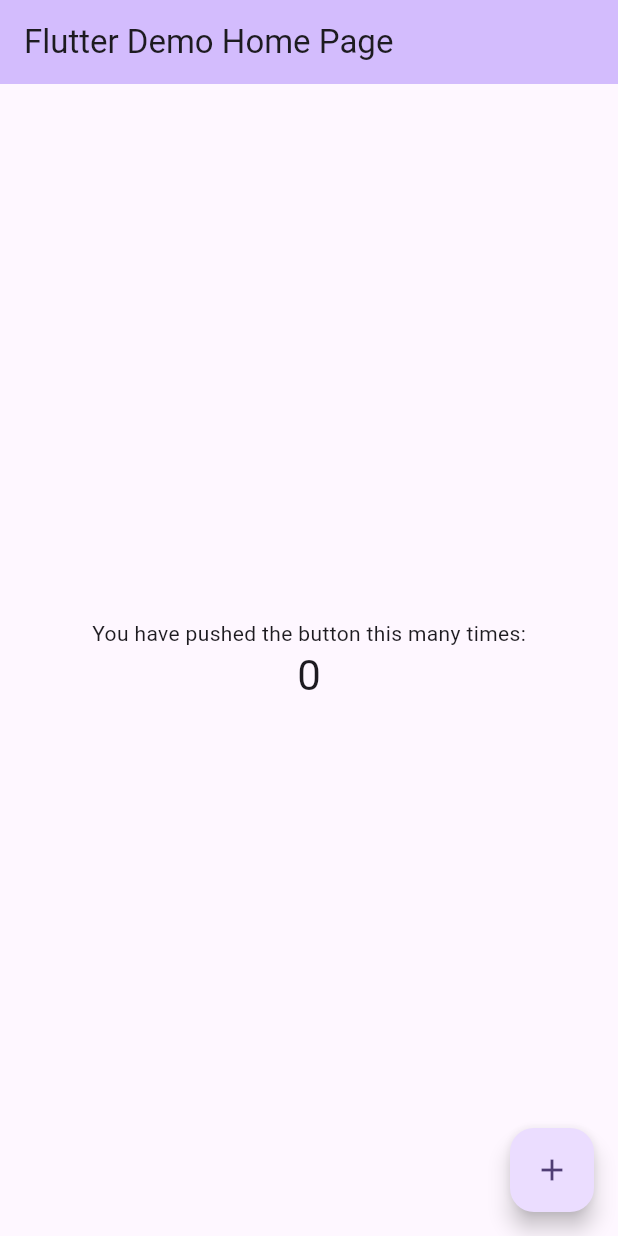
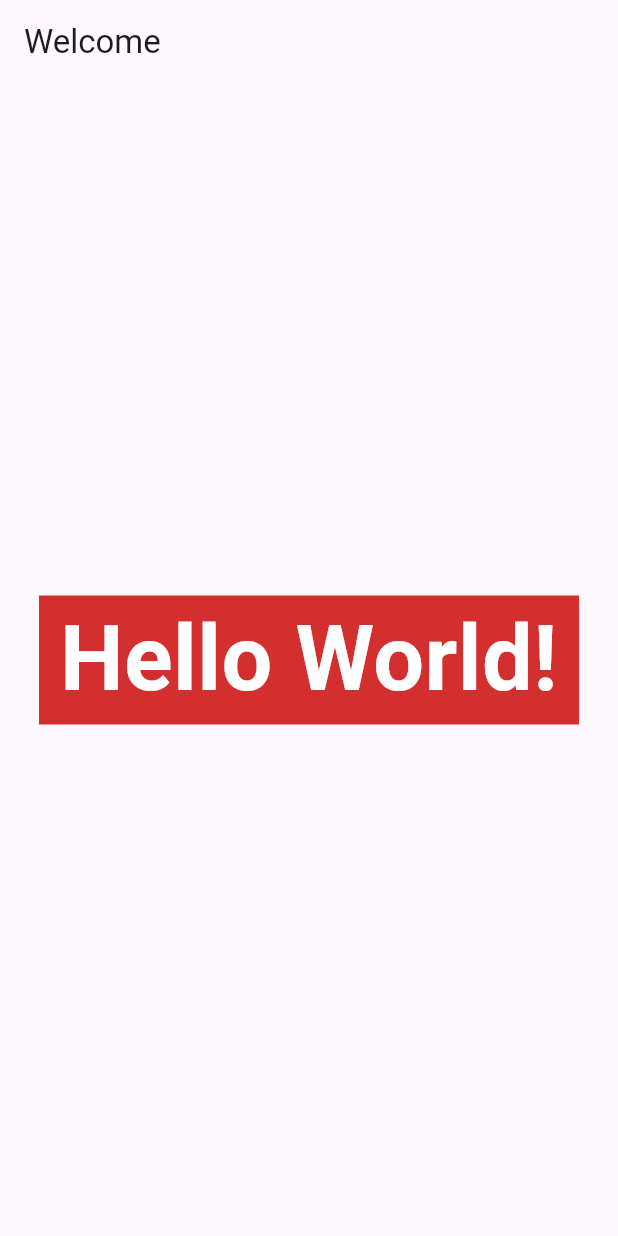
Before and after one commit to ngobiea/flutter_app, a Flutter app: the screen it shows after launch, on a phone screen of 412 x 824 dp. Run offline on Flutter 3.47's test engine with Material 3 defaults, Android fonts, the phone set to English and light mode, and no system bars.

Commit message:
flutter first app

```diff
--- a/lib/main.dart
+++ b/lib/main.dart
@@ -1,125 +1,26 @@
 import 'package:flutter/material.dart';
 
-void main() {
-  runApp(const MyApp());
-}
-
-class MyApp extends StatelessWidget {
-  const MyApp({super.key});
-
-  // This widget is the root of your application.
-  @override
-  Widget build(BuildContext context) {
-    return MaterialApp(
-      title: 'Flutter Demo',
-      theme: ThemeData(
-        // This is the theme of your application.
-        //
-        // TRY THIS: Try running your application with "flutter run". You'll see
-        // the application has a purple toolbar. Then, without quitting the app,
-        // try changing the seedColor in the colorScheme below to Colors.green
-        // and then invoke "hot reload" (save your changes or press the "hot
-        // reload" button in a Flutter-supported IDE, or press "r" if you used
-        // the command line to start the app).
-        //
-        // Notice that the counter didn't reset back to zero; the application
-        // state is not lost during the reload. To reset the state, use hot
-        // restart instead.
-        //
-        // This works for code too, not just values: Most code changes can be
-        // tested with just a hot reload.
-        colorScheme: ColorScheme.fromSeed(seedColor: Colors.deepPurple),
-        useMaterial3: true,
-      ),
-      home: const MyHomePage(title: 'Flutter Demo Home Page'),
-    );
-  }
-}
-
-class MyHomePage extends StatefulWidget {
-  const MyHomePage({super.key, required this.title});
-
-  // This widget is the home page of your application. It is stateful, meaning
-  // that it has a State object (defined below) that contains fields that affect
-  // how it looks.
-
-  // This class is the configuration for the state. It holds the values (in this
-  // case the title) provided by the parent (in this case the App widget) and
-  // used by the build method of the State. Fields in a Widget subclass are
-  // always marked "final".
-
-  final String title;
-
-  @override
-  State<MyHomePage> createState() => _MyHomePageState();
-}
-
-class _MyHomePageState extends State<MyHomePage> {
-  int _counter = 0;
-
-  void _incrementCounter() {
-    setState(() {
-      // This call to setState tells the Flutter framework that something has
-      // changed in this State, which causes it to rerun the build method below
-      // so that the display can reflect the updated values. If we changed
-      // _counter without calling setState(), then the build method would not be
-      // called again, and so nothing would appear to happen.
-      _counter++;
-    });
-  }
-
-  @override
-  Widget build(BuildContext context) {
-    // This method is rerun every time setState is called, for instance as done
-    // by the _incrementCounter method above.
-    //
-    // The Flutter framework has been optimized to make rerunning build methods
-    // fast, so that you can just rebuild anything that needs updating rather
-    // than having to individually change instances of widgets.
-    return Scaffold(
+void main(List<String> args) {
+  runApp(MaterialApp(
+    home: Scaffold(
       appBar: AppBar(
-        // TRY THIS: Try changing the color here to a specific color (to
-        // Colors.amber, perhaps?) and trigger a hot reload to see the AppBar
-        // change color while the other colors stay the same.
-        backgroundColor: Theme.of(context).colorScheme.inversePrimary,
-        // Here we take the value from the MyHomePage object that was created by
-        // the App.build method, and use it to set our appbar title.
-        title: Text(widget.title),
+        title: const Text('Welcome'),
       ),
       body: Center(
-        // Center is a layout widget. It takes a single child and positions it
-        // in the middle of the parent.
-        child: Column(
-          // Column is also a layout widget. It takes a list of children and
-          // arranges them vertically. By default, it sizes itself to fit its
-          // children horizontally, and tries to be as tall as its parent.
-          //
-          // Column has various properties to control how it sizes itself and
-          // how it positions its children. Here we use mainAxisAlignment to
-          // center the children vertically; the main axis here is the vertical
-          // axis because Columns are vertical (the cross axis would be
-          // horizontal).
-          //
-          // TRY THIS: Invoke "debug painting" (choose the "Toggle Debug Paint"
-          // action in the IDE, or press "p" in the console), to see the
-          // wireframe for each widget.
-          mainAxisAlignment: MainAxisAlignment.center,
-          children: <Widget>[
-            const Text(
-              'You have pushed the button this many times:',
+        child: Container(
+          width: 360,
+          color: Colors.red[700],
+          child: const Text(
+            'Hello World!',
+            style: TextStyle(
+              fontSize: 60,
+              fontWeight: FontWeight.bold,
+              color: Colors.white,
             ),
-            Text(
-              '$_counter',
-              style: Theme.of(context).textTheme.headlineMedium,
-            ),
-          ],
+            textAlign: TextAlign.center,
+          ),
         ),
       ),
-      floatingActionButton: FloatingActionButton(
-        onPressed: _incrementCounter,
-        tooltip: 'Increment',
-        child: const Icon(Icons.add),
-      ), // This trailing comma makes auto-formatting nicer for build methods.
-    );
-  }
+    ),
+  ));
 }
```
Also changed, not shown: 1 other file.
